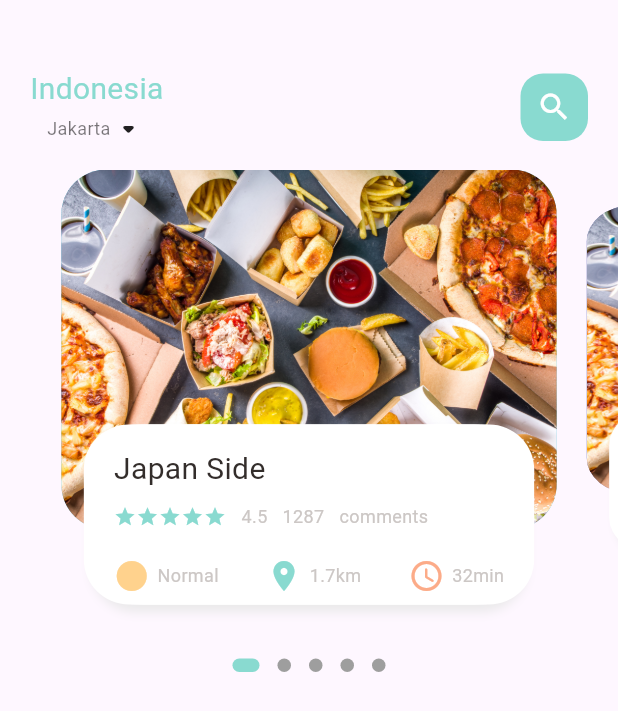
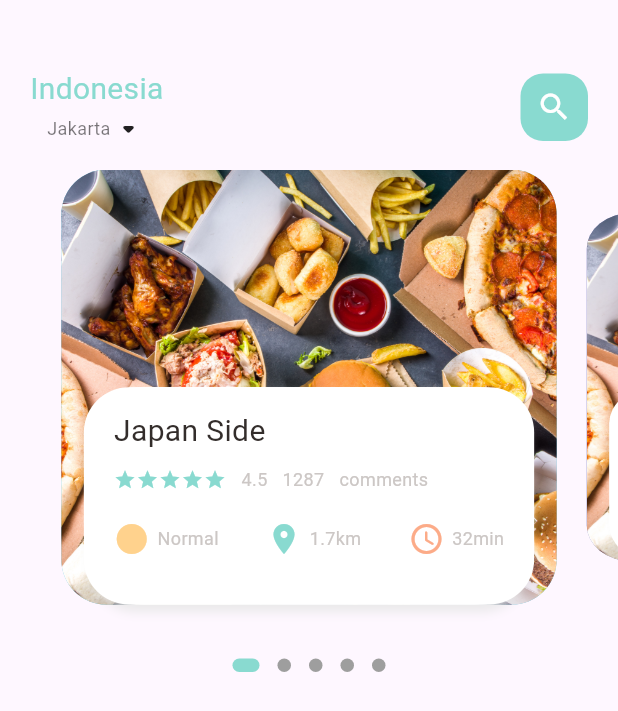
Before and after one commit to micodee/flutter_food_shop, a Flutter app: the screen it shows after launch, on a phone screen of 412 x 824 dp. Shown: the top 711 px of the screen. Run offline on Flutter 3.47's test engine with Material 2 defaults, Android fonts, the phone set to English and light mode, and no system bars; drawn by our look-alikes of dots_indicator; our stand-ins replace get.

Commit message:
implementation dimensions

```diff
--- a/lib/home/food_page_body.dart
+++ b/lib/home/food_page_body.dart
@@ -1,6 +1,7 @@
 import 'package:dots_indicator/dots_indicator.dart';
 import 'package:flutter/material.dart';
 import 'package:flutter_food_shop/utils/colors.dart';
+import 'package:flutter_food_shop/utils/dimensions.dart';
 import 'package:flutter_food_shop/widgets/big_text.dart';
 import 'package:flutter_food_shop/widgets/icon_and_text_widget.dart';
 import 'package:flutter_food_shop/widgets/small_text.dart';
@@ -17,7 +18,7 @@ class _FoodPageBodyState extends State<FoodPageBody> {
   PageController pageController = PageController(viewportFraction: 0.85);
   var _currPageValue = 0.0;
   double _scaleFactor = 0.8;
-  double _height = 240;
+  double _height = Dimensions.pageViewContainer;
 
   @override
   void initState() {
@@ -104,7 +105,7 @@ class _FoodPageBodyState extends State<FoodPageBody> {
         Align(
           alignment: Alignment.bottomCenter,
           child: Container(
-            height: 120,
+            height: Dimensions.pageViewTextContainer,
             margin: EdgeInsets.only(left: 30, right: 30, bottom: 30),
             decoration: BoxDecoration(
                 borderRadius: BorderRadius.circular(30),
--- a/lib/main.dart
+++ b/lib/main.dart
@@ -1,5 +1,6 @@
 import 'package:flutter/material.dart';
 import 'package:flutter_food_shop/home/main_food_page.dart';
+import 'package:get/get.dart';
 
 void main() {
   runApp(const MyApp());
@@ -11,7 +12,7 @@ class MyApp extends StatelessWidget {
   // This widget is the root of your application.
   @override
   Widget build(BuildContext context) {
-    return MaterialApp(
+    return GetMaterialApp(
       debugShowCheckedModeBanner: false,
       title: 'Flutter Demo',
       theme: ThemeData(
```
